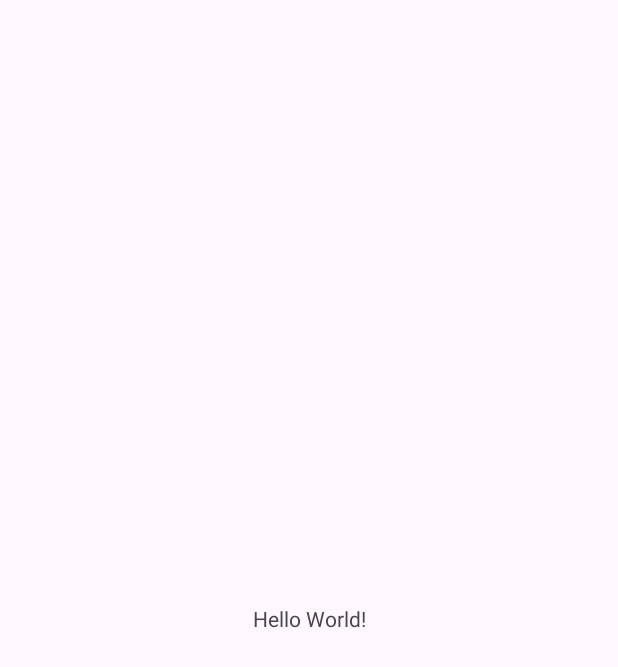
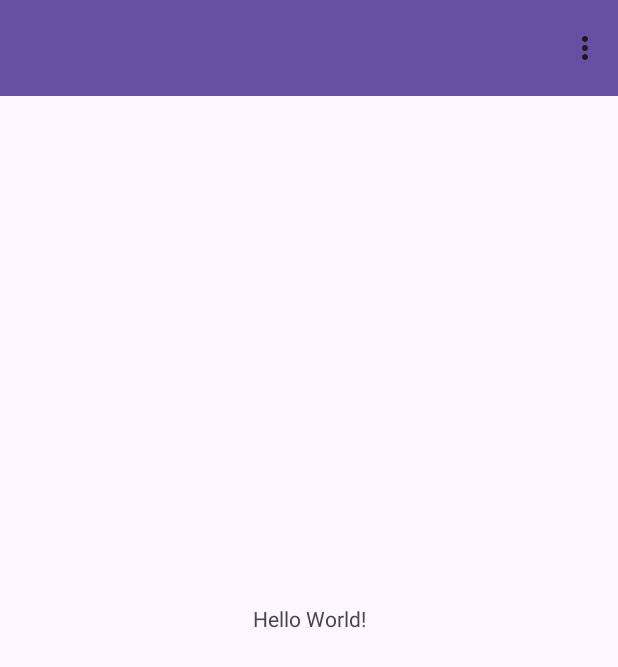
Before and after one commit to shaihi/menus_example, an Android app: the screen it shows after launch (MainActivity), on a phone screen of 412 x 824 dp. Before the commit the part shown is almost empty. Shown: the top 667 px of the screen. Run offline under Robolectric (Android 15) with nearby library versions, the phone set to English and light mode, and no system bars.

Commit message:
Added the code to load toolbar even ion a theme that has NO_ACTION_BAR. Also added code to disable the title display so only the menu will show. Fixed menu.xml so first item will not "always show" and then it is a regular part of the menu. Added toolbar to mainactivity xml.

```diff
--- a/app/src/main/java/com/shaihi/menus_example/MainActivity.java
+++ b/app/src/main/java/com/shaihi/menus_example/MainActivity.java
@@ -1,6 +1,8 @@
 package com.shaihi.menus_example;
 
+import androidx.appcompat.app.ActionBar;
 import androidx.appcompat.app.AppCompatActivity;
+import androidx.appcompat.widget.Toolbar;
 
 import android.os.Bundle;
 import android.view.Menu;
@@ -14,6 +16,12 @@ public class MainActivity extends AppCompatActivity {
     protected void onCreate(Bundle savedInstanceState) {
         super.onCreate(savedInstanceState);
         setContentView(R.layout.activity_main);
+        Toolbar toolbar = (Toolbar) findViewById(R.id.toolbarMain);
+        setSupportActionBar(toolbar);
+        ActionBar actionBar = getSupportActionBar();
+        if (actionBar != null) {
+            actionBar.setDisplayShowTitleEnabled(false);
+        }
     }
 
     @Override
--- a/app/src/main/res/layout/activity_main.xml
+++ b/app/src/main/res/layout/activity_main.xml
@@ -5,6 +5,16 @@
     android:layout_width="match_parent"
     android:layout_height="match_parent"
     tools:context=".MainActivity">
+    <androidx.appcompat.widget.Toolbar
+        android:layout_width="0dp"
+        android:layout_height="wrap_content"
+        android:id="@+id/toolbarMain"
+        android:background="?attr/colorPrimary"
+        android:minHeight="?attr/actionBarSize"
+        android:theme="?attr/actionBarTheme"
+        app:layout_constraintTop_toTopOf="parent"
+        app:layout_constraintStart_toStartOf="parent"
+        app:layout_constraintEnd_toEndOf="parent"/>
 
     <TextView
         android:layout_width="wrap_content"
--- a/app/src/main/res/menu/main_menu.xml
+++ b/app/src/main/res/menu/main_menu.xml
@@ -4,7 +4,7 @@
     <item
         android:id="@+id/firstTest"
         android:title="First Test"
-        app:showAsAction="always"/>
+        />
     <item
         android:id="@+id/secondTest"
         android:title="Second Test"
```
